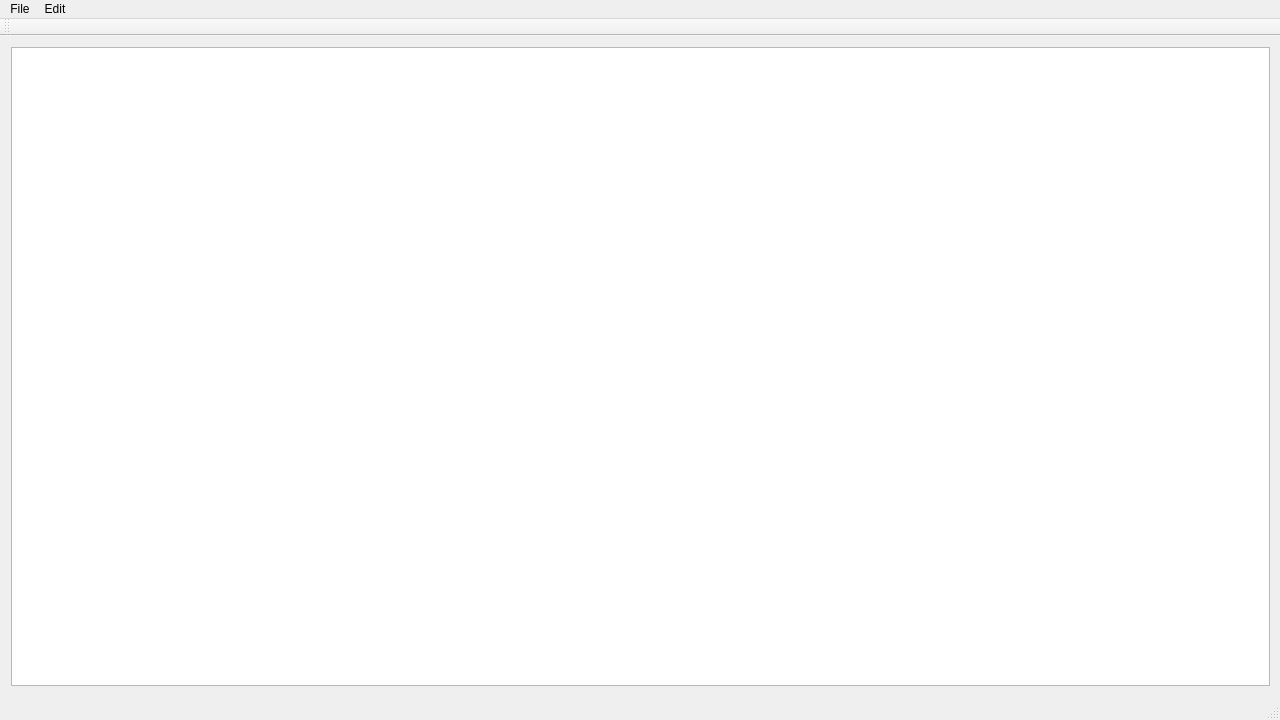
The window that SimpleRegistry/SimpleRegistry.ui (rohitrtk/SimpleRegistry) describes before a commit, drawn with Qt 5.
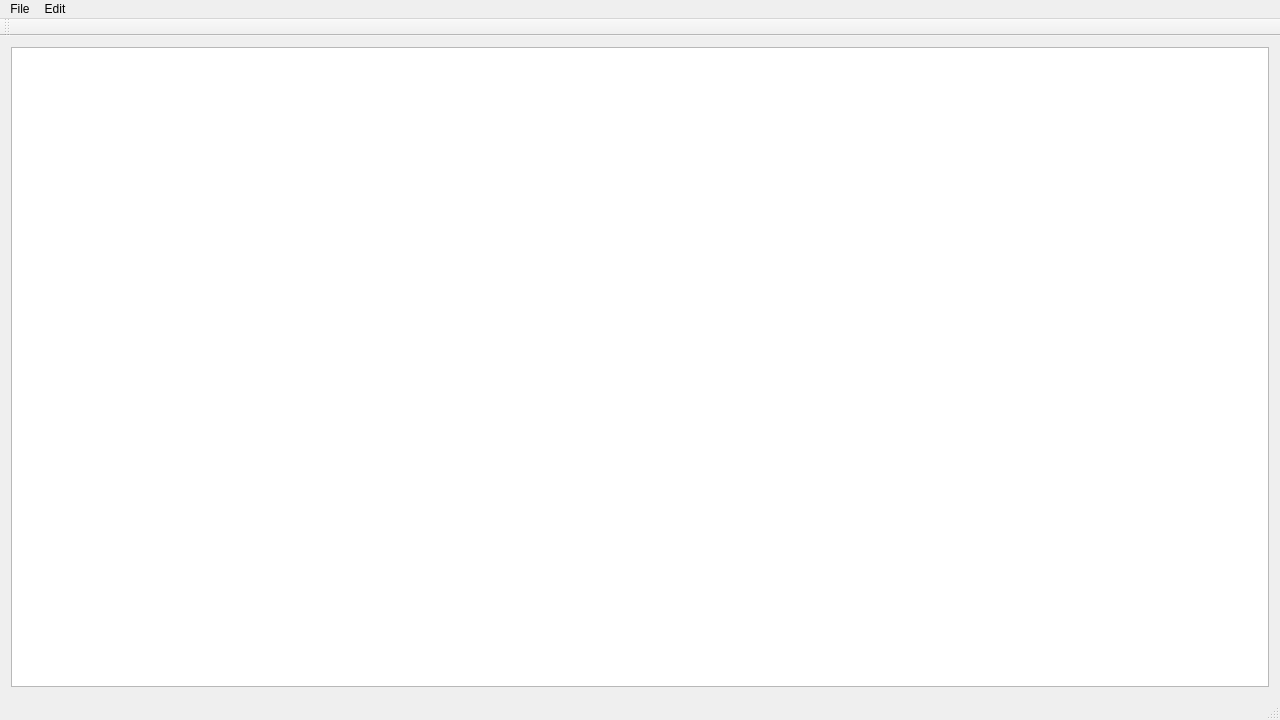
The same window after the commit.

```diff
--- a/SimpleRegistry/SimpleRegistry.ui
+++ b/SimpleRegistry/SimpleRegistry.ui
@@ -14,15 +14,8 @@
    <string>SimpleRegistry</string>
   </property>
   <widget class="QWidget" name="centralWidget">
-   <widget class="QWidget" name="verticalLayoutWidget">
-    <property name="geometry">
-     <rect>
-      <x>0</x>
-      <y>0</y>
-      <width>1281</width>
-      <height>661</height>
-     </rect>
-    </property>
+   <layout class="QGridLayout" name="gridLayout">
+    <item row="0" column="0">
     <layout class="QVBoxLayout" name="verticalLayout">
      <item>
       <widget class="QTableView" name="tableView">
@@ -40,7 +33,8 @@
       </widget>
      </item>
     </layout>
-   </widget>
+    </item>
+   </layout>
   </widget>
   <widget class="QMenuBar" name="menuBar">
    <property name="geometry">
```
Left out of the diff: 4 changed lines with no effect on the pictures. Lines whose indentation alone changed are shown as unchanged.
